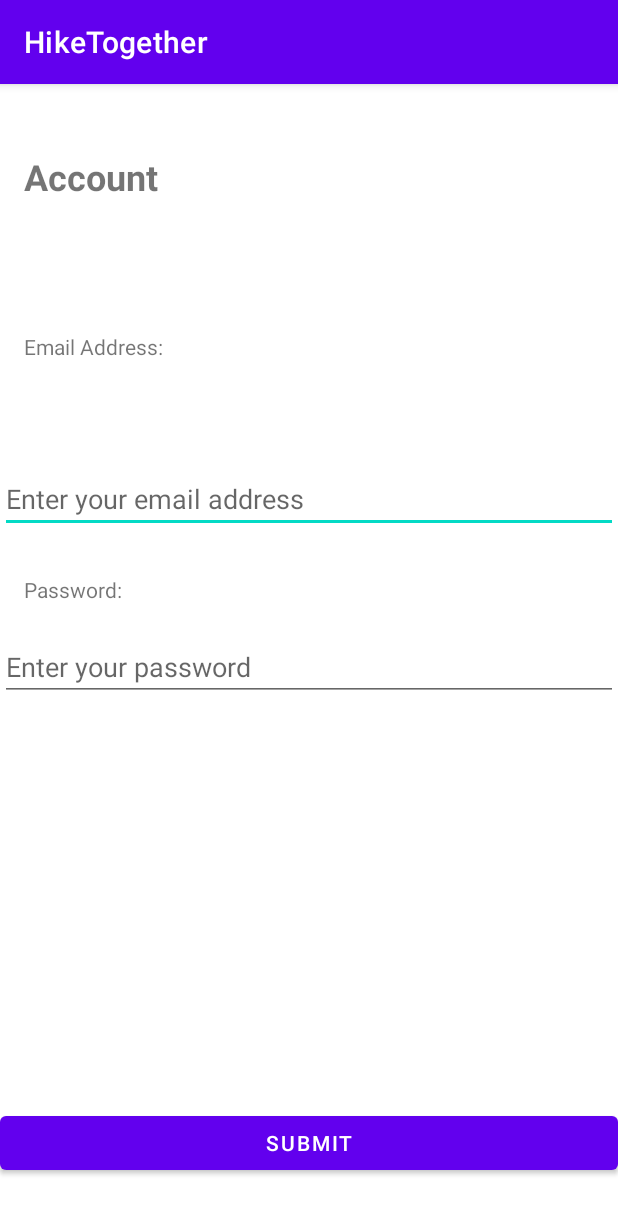
After one commit to hmlmmy/COMP5216Hiking, an Android app: the LoginPage screen opened directly, with no data from a screen before it, on a phone screen of 412 x 824 dp. The commit adds this screen. Shown: the top 1214 px of the screen. Run offline under Robolectric (Android 15) with nearby library versions, the phone set to English and light mode, and no system bars.

Commit message:
login page initialize

```diff
--- a/app/src/main/AndroidManifest.xml
+++ b/app/src/main/AndroidManifest.xml
@@ -13,6 +13,12 @@
         android:theme="@style/Theme.HikeTogether"
         tools:targetApi="31">
         <activity
+            android:name=".LoginPage"
+            android:exported="false" />
+        <activity
+            android:name=".EventPageActivity"
+            android:exported="false" />
+        <activity
             android:name=".MainActivity"
             android:exported="false" />
     </application>
--- /dev/null
+++ b/app/src/main/java/comp5216/sydney/edu/au/hiketogether/LoginPage.java
@@ -0,0 +1,14 @@
+package comp5216.sydney.edu.au.hiketogether;
+
+import androidx.appcompat.app.AppCompatActivity;
+
+import android.os.Bundle;
+
+public class LoginPage extends AppCompatActivity {
+
+    @Override
+    protected void onCreate(Bundle savedInstanceState) {
+        super.onCreate(savedInstanceState);
+        setContentView(R.layout.activity_login_page);
+    }
+}
--- /dev/null
+++ b/app/src/main/res/layout/activity_login_page.xml
@@ -0,0 +1,85 @@
+<?xml version="1.0" encoding="utf-8"?>
+<androidx.constraintlayout.widget.ConstraintLayout xmlns:android="http://schemas.android.com/apk/res/android"
+    xmlns:app="http://schemas.android.com/apk/res-auto"
+    xmlns:tools="http://schemas.android.com/tools"
+    android:layout_width="match_parent"
+    android:layout_height="match_parent"
+    tools:context=".LoginPage">
+
+    <!-- 标题 -->
+
+    <!-- Email Address标签 -->
+    <TextView
+        android:id="@+id/titleTextView"
+        android:layout_width="wrap_content"
+        android:layout_height="wrap_content"
+        android:layout_centerHorizontal="true"
+        android:layout_marginStart="16dp"
+        android:layout_marginTop="45dp"
+        android:text="Account"
+        android:textSize="24sp"
+        android:textStyle="bold"
+        app:layout_constraintStart_toStartOf="parent"
+        app:layout_constraintTop_toTopOf="parent" />
+
+    <!-- Email Address输入框 -->
+
+    <!-- Password标签 -->
+    <TextView
+        android:id="@+id/emailLabel"
+        android:layout_width="wrap_content"
+        android:layout_height="wrap_content"
+        android:layout_below="@+id/titleTextView"
+        android:layout_marginStart="16dp"
+        android:layout_marginTop="87dp"
+        android:text="Email Address:"
+        app:layout_constraintStart_toStartOf="parent"
+        app:layout_constraintTop_toBottomOf="@+id/titleTextView" />
+
+    <EditText
+        android:id="@+id/emailEditText"
+        android:layout_width="match_parent"
+        android:layout_height="wrap_content"
+        android:layout_below="@+id/emailLabel"
+        android:layout_marginTop="69dp"
+        android:hint="Enter your email address"
+        android:inputType="textEmailAddress"
+        app:layout_constraintStart_toStartOf="parent"
+        app:layout_constraintTop_toBottomOf="@+id/emailLabel" />
+
+    <!-- Password输入框 -->
+
+    <!-- Submit按钮 -->
+    <TextView
+        android:id="@+id/passwordLabel"
+        android:layout_width="wrap_content"
+        android:layout_height="wrap_content"
+        android:layout_below="@+id/emailEditText"
+        android:layout_marginStart="16dp"
+        android:layout_marginTop="28dp"
+        android:text="Password:"
+        app:layout_constraintStart_toStartOf="parent"
+        app:layout_constraintTop_toBottomOf="@+id/emailEditText" />
+
+    <EditText
+        android:id="@+id/passwordEditText"
+        android:layout_width="match_parent"
+        android:layout_height="wrap_content"
+        android:layout_below="@+id/passwordLabel"
+        android:layout_marginTop="19dp"
+        android:hint="Enter your password"
+        android:inputType="textPassword"
+        app:layout_constraintStart_toStartOf="parent"
+        app:layout_constraintTop_toBottomOf="@+id/passwordLabel" />
+
+    <Button
+        android:id="@+id/submitButton"
+        android:layout_width="match_parent"
+        android:layout_height="wrap_content"
+        android:layout_below="@+id/passwordEditText"
+        android:layout_marginBottom="38dp"
+        android:text="Submit"
+        app:layout_constraintBottom_toBottomOf="parent"
+        app:layout_constraintStart_toStartOf="parent" />
+
+</androidx.constraintlayout.widget.ConstraintLayout>
```
Also changed, not shown: app/src/main/java/comp5216/sydney/edu/au/hiketogether/EventPageActivity.java (+36 -1 lines), app/src/main/res/layout/activity_event_page.xml (+62 -0 lines).
